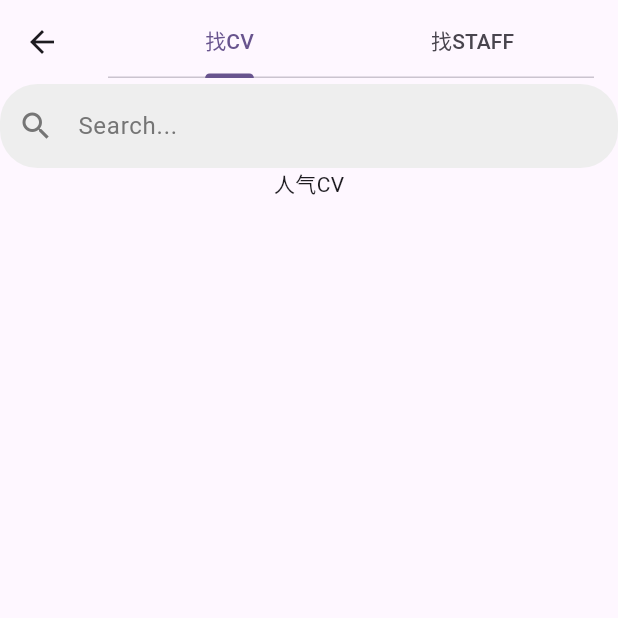
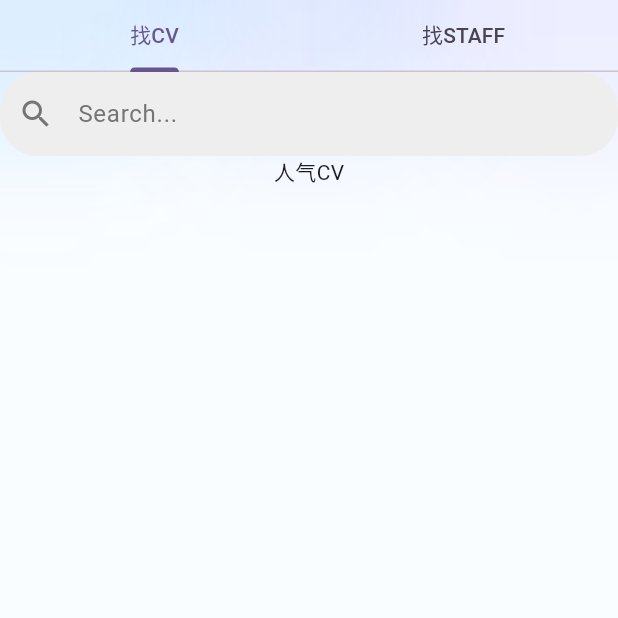
Before and after one commit to aaronlee916/voiceradarflutter, a Flutter app: the Search screen opened directly, on a phone screen of 412 x 824 dp, the top half of it. Run offline on Flutter 3.47's test engine with Material 3 defaults, Android fonts, the phone set to English and light mode, and no system bars; network calls fail.

Commit message:
更改背景并使导航栏沉浸

```diff
--- a/lib/components/rectUserCard.dart
+++ b/lib/components/rectUserCard.dart
@@ -48,8 +48,6 @@ void _navigateToDetails(BuildContext context) {
       ),
     );
   }
-
-
 
   Future getUserInfo(int id) async {
     var response = await http.get(Uri.parse(
--- a/lib/pages/Search.dart
+++ b/lib/pages/Search.dart
@@ -14,28 +14,59 @@ class _SearchState extends State<Search> with SingleTickerProviderStateMixin {
 
   @override
   void initState() {
-    // TODO: implement initState
     super.initState();
     _tabController = TabController(vsync: this, length: 2);
   }
 
-@override
+  @override
   void dispose() {
-    // TODO: implement dispose
+    _tabController.dispose();
     super.dispose();
-    _tabController.dispose();
   }
 
   @override
   Widget build(BuildContext context) {
     return Scaffold(
-      appBar: AppBar(
-        title: TabBar(
-          tabs: const [Tab(text: "找CV"), Tab(text: "找STAFF")],
-          controller: _tabController,
-        ),
+      backgroundColor: Colors.transparent,
+      body: Stack(
+        children: <Widget>[
+          // Background image
+          Positioned.fill(
+            child: Image.asset(
+              'lib/assets/images/background.png',
+              fit: BoxFit.cover,
+            ),
+          ),
+          // Content
+          SafeArea(
+            child: Column(
+              children: <Widget>[
+                // TabBar
+                Container(
+                  color: Colors.transparent, // Optional: You can set a color or make it transparent
+                  child: TabBar(
+                    tabs: const [
+                      Tab(text: "找CV"),
+                      Tab(text: "找STAFF"),
+                    ],
+                    controller: _tabController,
+                  ),
+                ),
+                // TabBarView
+                Expanded(
+                  child: TabBarView(
+                    controller: _tabController,
+                    children: const [
+                      findCV(),
+                      findStaff(),
+                    ],
+                  ),
+                ),
+              ],
+            ),
+          ),
+        ],
       ),
-      body: TabBarView(controller: _tabController,children: const [findCV(), findStaff()],),
     );
   }
 }
--- a/pubspec.yaml
+++ b/pubspec.yaml
@@ -63,6 +63,7 @@ flutter:
   # To add assets to your application, add an assets section, like this:
   assets:
     - lib/assets/images/placeholder.png
+    - lib/assets/images/background.png
 
   # An image asset can refer to one or more resolution-specific "variants", see
   # https://flutter.dev/to/resolution-aware-images
```
Also changed, not shown: lib/main.dart (+5 -5 lines), lib/pages/HomePage.dart (+34 -13 lines), lib/pages/artistDetail.dart (+21 -8 lines), lib/assets/images/background.png (added). Lines whose indentation alone changed are shown as unchanged.
